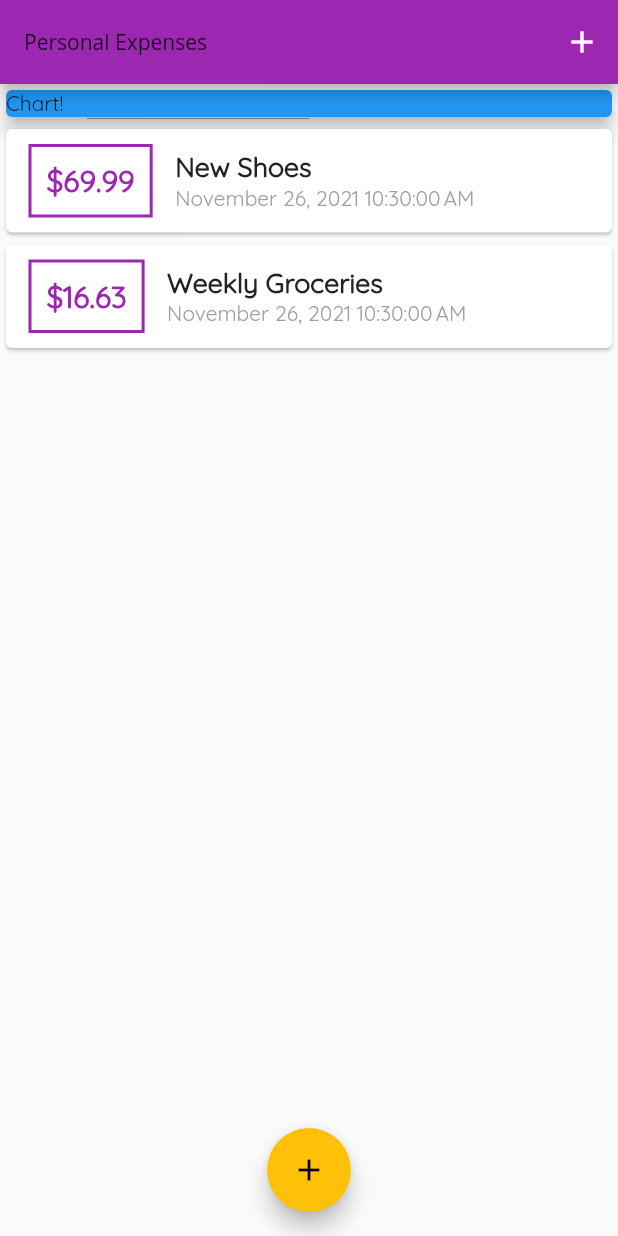
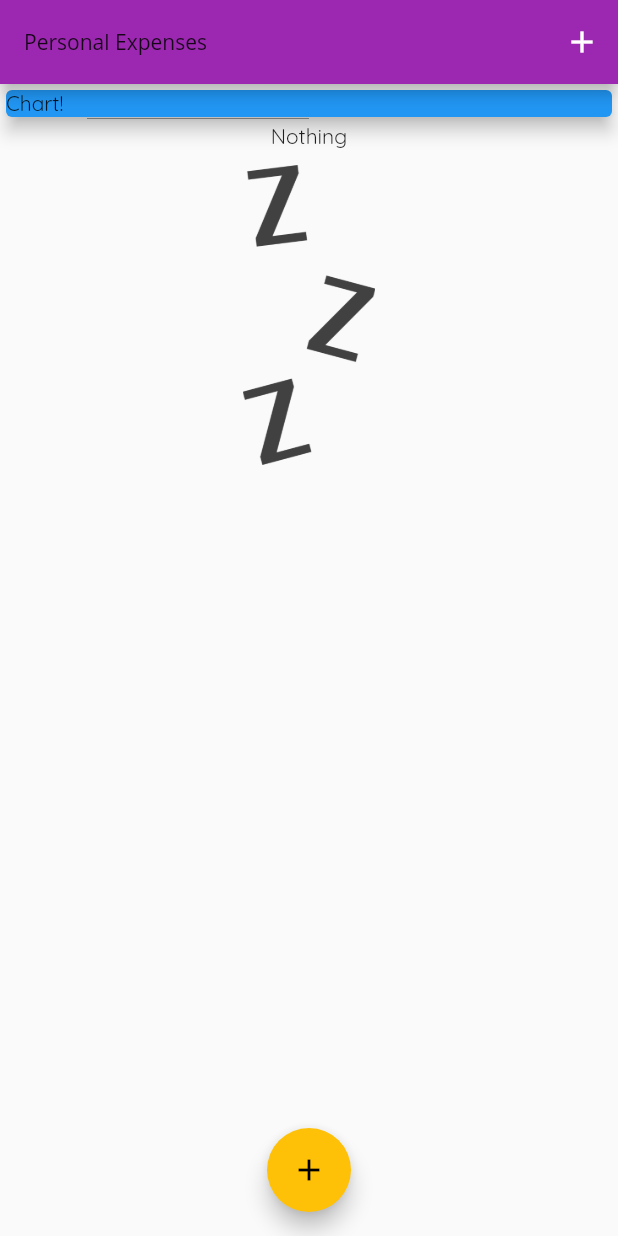
Before and after one commit to dksalsgus/flutter_planning, a Flutter app: the screen it shows after launch, on a phone screen of 412 x 824 dp. Run offline on Flutter 3.47's test engine with Material 2 defaults, Android fonts, the light colour scheme and no system bars; Roboto replaces fonts that are missing (Open Sans).

Commit message:
Nothing image add

```diff
--- a/lib/main.dart
+++ b/lib/main.dart
@@ -28,13 +28,13 @@ class MyHomePage extends StatefulWidget {
 
 class _MyHomePageState extends State<MyHomePage> {
   final List<Transaction> transactions = [
-    Transaction(
-        id: 't1', title: 'New Shoes', amount: 69.99, date: DateTime.now()),
-    Transaction(
-        id: 't2',
-        title: 'Weekly Groceries',
-        amount: 16.63,
-        date: DateTime.now())
+    // Transaction(
+    //     id: 't1', title: 'New Shoes', amount: 69.99, date: DateTime.now()),
+    // Transaction(
+    //     id: 't2',
+    //     title: 'Weekly Groceries',
+    //     amount: 16.63,
+    //     date: DateTime.now())
   ];
 
   void _addNewTransaction(String txTitle, double txAmount) {
--- a/lib/widgets/transaction_list.dart
+++ b/lib/widgets/transaction_list.dart
@@ -11,17 +11,33 @@ class TransactionList extends StatelessWidget {
   Widget build(BuildContext context) {
     return Container(
       height: 300,
-      child: ListView.builder(
+      child: transactions.isEmpty
+          ? Column(
+              children: [
+                Text('Nothing'),
+                SizedBox(height: 10,),
+                Container(
+                  height: 200,
+                  child: Image.asset(
+                    'assets/images/waiting.png',
+                    fit: BoxFit.cover,
+                  ),
+                )
+              ],
+            )
+          : ListView.builder(
               itemCount: transactions.length,
               itemBuilder: (ctx, index) {
                 return Card(
                   child: Row(
                     children: <Widget>[
                       Container(
-                  margin: EdgeInsets.symmetric(vertical: 10, horizontal: 15),
+                        margin:
+                            EdgeInsets.symmetric(vertical: 10, horizontal: 15),
                         decoration: BoxDecoration(
                             border: Border.all(
-                          color: Theme.of(context).primaryColor, width: 2)),
+                                color: Theme.of(context).primaryColor,
+                                width: 2)),
                         padding: EdgeInsets.all(10),
                         child: Text(
                           '\$${transactions[index].amount.toStringAsFixed(2)}',
@@ -36,8 +52,8 @@ class TransactionList extends StatelessWidget {
                         children: <Widget>[
                           Text(
                             transactions[index].title,
-                      style:
-                          TextStyle(fontSize: 18, fontWeight: FontWeight.bold),
+                            style: TextStyle(
+                                fontSize: 18, fontWeight: FontWeight.bold),
                           ),
                           Text(
                             DateFormat().format(transactions[index].date),
```
Also changed, not shown: pubspec.yaml (+4 -4 lines), assets/images/waiting.png (added). Lines whose indentation alone changed are shown as unchanged.
